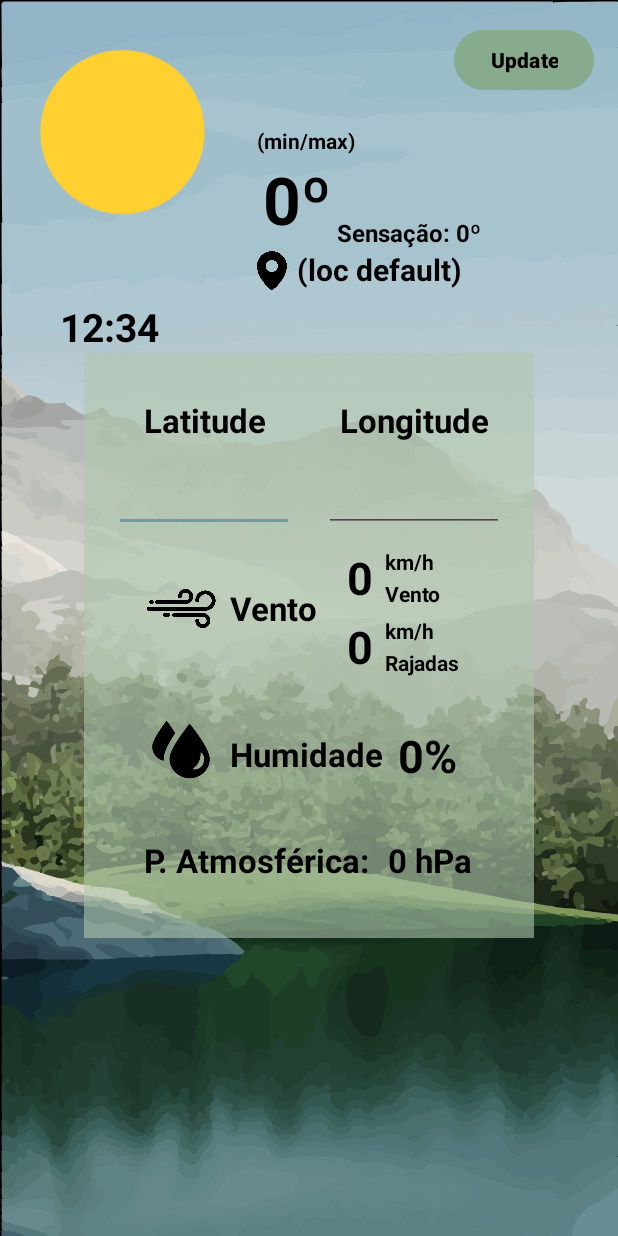
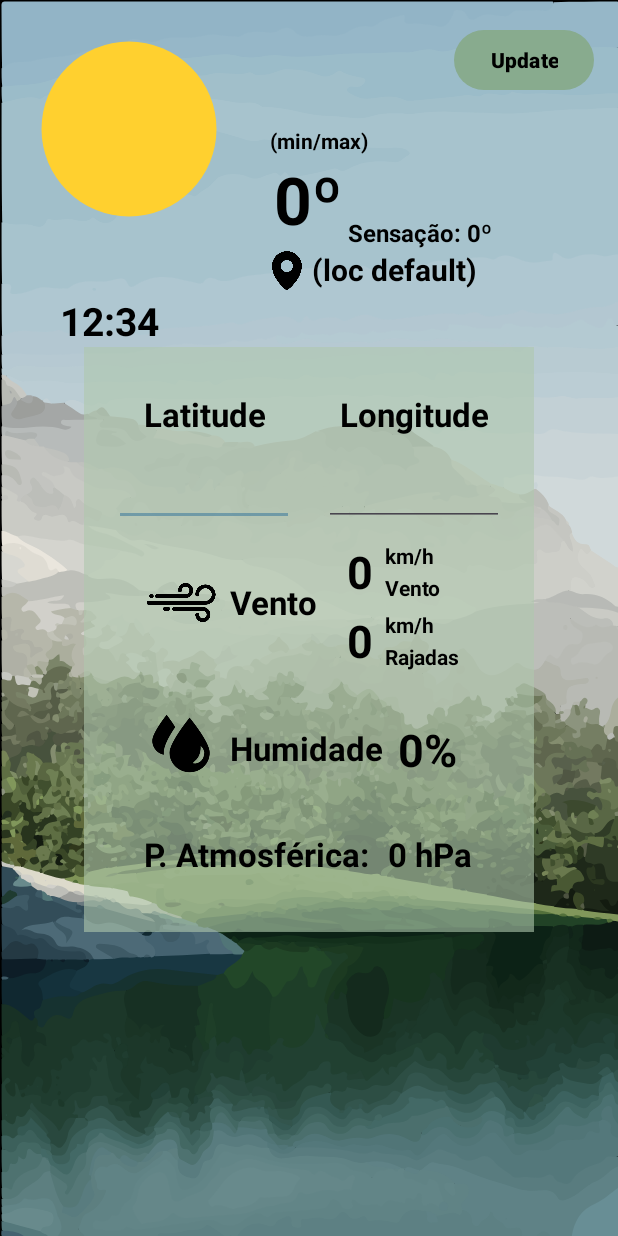
Before and after one commit to EduardoRMarks/ISEL_DAM, an Android app: the screen it shows after launch (MainActivity), on a phone screen of 412 x 824 dp. Run offline under Robolectric (Android 15) with nearby library versions, the phone set to English and light mode, and no system bars.

Commit message:
tutorial 2 v5 (interfaces done)

```diff
--- a/tutorial2_a45977/app/src/main/res/layout-land/activity_main.xml
+++ b/tutorial2_a45977/app/src/main/res/layout-sw600dp/activity_main.xml
@@ -9,43 +9,45 @@
 
     <ImageView
         android:id="@+id/imageView"
-        android:layout_width="131dp"
-        android:layout_height="144dp"
+        android:layout_width="270dp"
+        android:layout_height="270dp"
         android:layout_marginStart="16dp"
-        android:layout_marginBottom="16dp"
-        app:layout_constraintBottom_toBottomOf="parent"
+        android:layout_marginTop="16dp"
         app:layout_constraintStart_toStartOf="parent"
+        app:layout_constraintTop_toTopOf="parent"
         app:srcCompat="@drawable/clear_day" />
 
     <Button
         android:id="@+id/update_location"
-        android:layout_width="wrap_content"
-        android:layout_height="wrap_content"
+        android:layout_width="165dp"
+        android:layout_height="70dp"
         android:layout_marginTop="16dp"
         android:layout_marginEnd="16dp"
         android:text="@string/button"
+        android:textSize="24sp"
         android:textStyle="bold"
         app:layout_constraintEnd_toEndOf="parent"
         app:layout_constraintTop_toTopOf="parent" />
 
     <androidx.constraintlayout.widget.ConstraintLayout
         android:id="@+id/weatherConstraintLayout"
-        android:layout_width="419dp"
-        android:layout_height="292dp"
+        android:layout_width="910dp"
+        android:layout_height="483dp"
+        android:layout_marginTop="75dp"
         app:layout_constraintBottom_toBottomOf="parent"
         app:layout_constraintEnd_toEndOf="parent"
-        app:layout_constraintHorizontal_bias="0.61"
         app:layout_constraintStart_toStartOf="parent"
-        app:layout_constraintTop_toTopOf="parent">
+        app:layout_constraintTop_toBottomOf="@+id/imageView"
+        app:layout_constraintVertical_bias="0.39">
 
         <TextView
             android:id="@+id/longitude_title"
             android:layout_width="wrap_content"
             android:layout_height="wrap_content"
-            android:layout_marginTop="25dp"
-            android:layout_marginEnd="150dp"
+            android:layout_marginTop="16dp"
+            android:layout_marginEnd="68dp"
             android:text="@string/longitude"
-            android:textSize="22sp"
+            android:textSize="55sp"
             android:textStyle="bold"
             app:layout_constraintEnd_toEndOf="parent"
             app:layout_constraintTop_toTopOf="parent" />
@@ -54,21 +56,21 @@
             android:id="@+id/latitude_title"
             android:layout_width="wrap_content"
             android:layout_height="wrap_content"
-            android:layout_marginStart="40dp"
-            android:layout_marginTop="25dp"
+            android:layout_marginStart="88dp"
+            android:layout_marginTop="16dp"
             android:text="@string/latitude"
             android:textAlignment="center"
-            android:textSize="22sp"
+            android:textSize="55sp"
             android:textStyle="bold"
             app:layout_constraintStart_toStartOf="parent"
             app:layout_constraintTop_toTopOf="parent" />
 
         <EditText
             android:id="@+id/latitude"
-            android:layout_width="120dp"
-            android:layout_height="50dp"
-            android:layout_marginStart="20dp"
-            android:layout_marginTop="10dp"
+            android:layout_width="300dp"
+            android:layout_height="70dp"
+            android:layout_marginStart="40dp"
+            android:layout_marginTop="15dp"
             android:ems="10"
             android:inputType="text"
             android:lineSpacingExtra="16sp"
@@ -79,10 +81,10 @@
 
         <EditText
             android:id="@+id/longitude"
-            android:layout_width="120dp"
-            android:layout_height="50dp"
-            android:layout_marginTop="10dp"
-            android:layout_marginEnd="140dp"
+            android:layout_width="300dp"
+            android:layout_height="70dp"
+            android:layout_marginTop="15dp"
+            android:layout_marginEnd="40dp"
             android:ems="10"
             android:inputType="text"
             android:lineSpacingExtra="16sp"
@@ -92,10 +94,10 @@
 
         <ImageView
             android:id="@+id/wind_icon"
-            android:layout_width="49dp"
-            android:layout_height="46dp"
-            android:layout_marginStart="20dp"
-            android:layout_marginTop="24dp"
+            android:layout_width="120dp"
+            android:layout_height="120dp"
+            android:layout_marginStart="60dp"
+            android:layout_marginTop="32dp"
             app:layout_constraintStart_toStartOf="parent"
             app:layout_constraintTop_toBottomOf="@+id/latitude"
             app:srcCompat="@drawable/wind_black" />
@@ -104,10 +106,10 @@
             android:id="@+id/wind_title"
             android:layout_width="wrap_content"
             android:layout_height="wrap_content"
-            android:layout_marginStart="8dp"
-            android:layout_marginTop="36dp"
+            android:layout_marginStart="32dp"
+            android:layout_marginTop="56dp"
             android:text="@string/wind_title"
-            android:textSize="22sp"
+            android:textSize="55sp"
             android:textStyle="bold"
             app:layout_constraintStart_toEndOf="@+id/wind_icon"
             app:layout_constraintTop_toBottomOf="@+id/latitude" />
@@ -116,36 +118,24 @@
             android:id="@+id/wind_value"
             android:layout_width="wrap_content"
             android:layout_height="wrap_content"
-            android:layout_marginStart="20dp"
-            android:layout_marginTop="10dp"
+            android:layout_marginStart="32dp"
             android:text="@string/wind_value_text"
-            android:textSize="30sp"
+            android:textSize="70sp"
             android:textStyle="bold"
             app:layout_constraintStart_toEndOf="@+id/wind_title"
             app:layout_constraintTop_toBottomOf="@+id/longitude" />
-
-        <TextView
-            android:id="@+id/wind_gust_value"
-            android:layout_width="wrap_content"
-            android:layout_height="wrap_content"
-            android:layout_marginStart="20dp"
-            android:layout_marginTop="5dp"
-            android:text="@string/wind_gust_text"
-            android:textSize="30sp"
-            android:textStyle="bold"
-            app:layout_constraintStart_toEndOf="@+id/wind_title"
-            app:layout_constraintTop_toBottomOf="@+id/wind_value" />
 
         <TextView
             android:id="@+id/km_h1"
             android:layout_width="wrap_content"
             android:layout_height="wrap_content"
             android:layout_marginStart="8dp"
-            android:layout_marginTop="10dp"
+            android:layout_marginTop="12dp"
             android:text="@string/km_h"
+            android:textSize="30sp"
             android:textStyle="bold"
             app:layout_constraintEnd_toEndOf="parent"
-            app:layout_constraintHorizontal_bias="0.0"
+            app:layout_constraintHorizontal_bias="0.052"
             app:layout_constraintStart_toEndOf="@+id/wind_value"
             app:layout_constraintTop_toBottomOf="@+id/longitude" />
 
@@ -154,24 +144,38 @@
             android:layout_width="wrap_content"
             android:layout_height="wrap_content"
             android:layout_marginStart="8dp"
-            android:layout_marginTop="2dp"
+            android:layout_marginTop="4dp"
             android:text="@string/wind"
+            android:textSize="30sp"
             android:textStyle="bold"
             app:layout_constraintEnd_toEndOf="parent"
-            app:layout_constraintHorizontal_bias="0.0"
+            app:layout_constraintHorizontal_bias="0.054"
             app:layout_constraintStart_toEndOf="@+id/wind_value"
             app:layout_constraintTop_toBottomOf="@+id/km_h1" />
+
+        <TextView
+            android:id="@+id/wind_gust_value"
+            android:layout_width="wrap_content"
+            android:layout_height="wrap_content"
+            android:layout_marginStart="32dp"
+            android:layout_marginTop="8dp"
+            android:text="@string/wind_gust_text"
+            android:textSize="70sp"
+            android:textStyle="bold"
+            app:layout_constraintStart_toEndOf="@+id/wind_title"
+            app:layout_constraintTop_toBottomOf="@+id/wind_value" />
 
         <TextView
             android:id="@+id/km_h2"
             android:layout_width="wrap_content"
             android:layout_height="wrap_content"
             android:layout_marginStart="8dp"
-            android:layout_marginTop="5dp"
+            android:layout_marginTop="12dp"
             android:text="@string/km_h"
+            android:textSize="30sp"
             android:textStyle="bold"
             app:layout_constraintEnd_toEndOf="parent"
-            app:layout_constraintHorizontal_bias="0.0"
+            app:layout_constraintHorizontal_bias="0.052"
             app:layout_constraintStart_toEndOf="@+id/wind_gust_value"
             app:layout_constraintTop_toBottomOf="@+id/wind" />
 
@@ -180,70 +184,69 @@
             android:layout_width="wrap_content"
             android:layout_height="wrap_content"
             android:layout_marginStart="8dp"
-            android:layout_marginTop="2dp"
+            android:layout_marginTop="4dp"
             android:text="@string/gusts"
+            android:textSize="30sp"
             android:textStyle="bold"
             app:layout_constraintEnd_toEndOf="parent"
-            app:layout_constraintHorizontal_bias="0.0"
+            app:layout_constraintHorizontal_bias="0.064"
             app:layout_constraintStart_toEndOf="@+id/wind_gust_value"
             app:layout_constraintTop_toBottomOf="@+id/km_h2" />
-
-        <ImageView
-            android:id="@+id/humidity_icon"
-            android:layout_width="49dp"
-            android:layout_height="46dp"
-            android:layout_marginTop="104dp"
-            android:layout_marginEnd="52dp"
-            app:layout_constraintEnd_toEndOf="parent"
-            app:layout_constraintTop_toTopOf="parent"
-            app:srcCompat="@drawable/humidity_black" />
 
         <TextView
             android:id="@+id/pressure_title"
             android:layout_width="wrap_content"
             android:layout_height="wrap_content"
-            android:layout_marginStart="24dp"
-            android:layout_marginTop="52dp"
+            android:layout_marginStart="28dp"
+            android:layout_marginTop="92dp"
             android:text="@string/pressure_text"
-            android:textSize="22sp"
+            android:textSize="55sp"
             android:textStyle="bold"
             app:layout_constraintStart_toStartOf="parent"
-            app:layout_constraintTop_toBottomOf="@+id/wind_title" />
+            app:layout_constraintTop_toBottomOf="@+id/humidity_icon" />
 
         <TextView
             android:id="@+id/pressure_value"
             android:layout_width="wrap_content"
             android:layout_height="wrap_content"
-            android:layout_marginStart="4dp"
-            android:layout_marginTop="52dp"
+            android:layout_marginStart="8dp"
+            android:layout_marginTop="92dp"
             android:text="@string/pressure_value"
-            android:textSize="22sp"
+            android:textSize="55sp"
             android:textStyle="bold"
             app:layout_constraintEnd_toEndOf="parent"
-            app:layout_constraintHorizontal_bias="0.026"
+            app:layout_constraintHorizontal_bias="0.016"
             app:layout_constraintStart_toEndOf="@+id/pressure_title"
-            app:layout_constraintTop_toBottomOf="@+id/wind_title" />
+            app:layout_constraintTop_toBottomOf="@+id/humidity_icon" />
 
         <TextView
             android:id="@+id/humidity_title"
             android:layout_width="wrap_content"
             android:layout_height="wrap_content"
-            android:layout_marginTop="8dp"
-            android:layout_marginEnd="25dp"
+            android:layout_marginEnd="40dp"
             android:text="@string/humidity_text"
-            android:textSize="22sp"
+            android:textSize="55sp"
             android:textStyle="bold"
             app:layout_constraintEnd_toEndOf="parent"
             app:layout_constraintTop_toBottomOf="@+id/humidity_icon" />
+
+        <ImageView
+            android:id="@+id/humidity_icon"
+            android:layout_width="100dp"
+            android:layout_height="100dp"
+            android:layout_marginTop="12dp"
+            android:layout_marginEnd="136dp"
+            app:layout_constraintEnd_toEndOf="parent"
+            app:layout_constraintTop_toBottomOf="@+id/longitude"
+            app:srcCompat="@drawable/humidity_black" />
 
         <TextView
             android:id="@+id/humidity_value"
             android:layout_width="wrap_content"
             android:layout_height="wrap_content"
-            android:layout_marginTop="8dp"
-            android:layout_marginEnd="56dp"
+            android:layout_marginEnd="144dp"
             android:text="@string/humidity_value"
-            android:textSize="30sp"
+            android:textSize="70sp"
             android:textStyle="bold"
             app:layout_constraintEnd_toEndOf="parent"
             app:layout_constraintTop_toBottomOf="@+id/humidity_title" />
@@ -253,81 +256,83 @@
         android:id="@+id/temp"
         android:layout_width="wrap_content"
         android:layout_height="wrap_content"
-        android:layout_marginStart="16dp"
         android:text="@string/temp"
         android:textAlignment="center"
-        android:textSize="44sp"
+        android:textSize="120sp"
         android:textStyle="bold"
-        app:layout_constraintStart_toStartOf="parent"
+        app:layout_constraintEnd_toEndOf="parent"
+        app:layout_constraintHorizontal_bias="0.088"
+        app:layout_constraintStart_toEndOf="@+id/imageView"
         app:layout_constraintTop_toBottomOf="@+id/min_max" />
-
-    <TextView
-        android:id="@+id/thermal_sensation_title"
-        android:layout_width="wrap_content"
-        android:layout_height="wrap_content"
-        android:layout_marginStart="8dp"
-        android:layout_marginTop="124dp"
-        android:text="@string/ts_text_title"
-        android:textSize="16sp"
-        android:textStyle="bold"
-        app:layout_constraintStart_toEndOf="@+id/temp"
-        app:layout_constraintTop_toTopOf="parent" />
-
-    <TextView
-        android:id="@+id/min_max"
-        android:layout_width="wrap_content"
-        android:layout_height="wrap_content"
-        android:layout_marginStart="16dp"
-        android:layout_marginTop="16dp"
-        android:text="@string/min_max_text"
-        android:textStyle="bold"
-        app:layout_constraintStart_toStartOf="parent"
-        app:layout_constraintTop_toBottomOf="@+id/time_value" />
-
-    <TextView
-        android:id="@+id/thermal_sensation"
-        android:layout_width="wrap_content"
-        android:layout_height="wrap_content"
-        android:layout_marginStart="6dp"
-        android:layout_marginTop="124dp"
-        android:text="@string/ts_text"
-        android:textSize="16sp"
-        android:textStyle="bold"
-        app:layout_constraintStart_toEndOf="@+id/thermal_sensation_title"
-        app:layout_constraintTop_toTopOf="parent" />
-
-    <TextView
-        android:id="@+id/location"
-        android:layout_width="wrap_content"
-        android:layout_height="wrap_content"
-        android:layout_marginStart="8dp"
-        android:layout_marginTop="8dp"
-        android:text="@string/loc_text"
-        android:textSize="20sp"
-        android:textStyle="bold"
-        app:layout_constraintStart_toEndOf="@+id/location_icon"
-        app:layout_constraintTop_toBottomOf="@+id/temp" />
 
     <ImageView
         android:id="@+id/location_icon"
-        android:layout_width="22dp"
-        android:layout_height="29dp"
-        android:layout_marginStart="16dp"
+        android:layout_width="65dp"
+        android:layout_height="65dp"
+        android:layout_marginStart="332dp"
         android:layout_marginTop="8dp"
         app:layout_constraintStart_toStartOf="parent"
         app:layout_constraintTop_toBottomOf="@+id/temp"
         app:srcCompat="@drawable/location_black" />
 
     <TextView
+        android:id="@+id/location"
+        android:layout_width="wrap_content"
+        android:layout_height="wrap_content"
+        android:layout_marginStart="12dp"
+        android:layout_marginTop="8dp"
+        android:text="@string/loc_text"
+        android:textSize="47sp"
+        android:textStyle="bold"
+        app:layout_constraintStart_toEndOf="@+id/location_icon"
+        app:layout_constraintTop_toBottomOf="@+id/temp" />
+
+    <TextView
+        android:id="@+id/min_max"
+        android:layout_width="wrap_content"
+        android:layout_height="wrap_content"
+        android:layout_marginStart="52dp"
+        android:layout_marginTop="20dp"
+        android:text="@string/min_max_text"
+        android:textSize="30sp"
+        android:textStyle="bold"
+        app:layout_constraintStart_toEndOf="@+id/imageView"
+        app:layout_constraintTop_toTopOf="parent" />
+
+    <TextView
+        android:id="@+id/thermal_sensation_title"
+        android:layout_width="wrap_content"
+        android:layout_height="wrap_content"
+        android:layout_marginStart="12dp"
+        android:layout_marginTop="168dp"
+        android:text="@string/ts_text_title"
+        android:textSize="40sp"
+        android:textStyle="bold"
+        app:layout_constraintStart_toEndOf="@+id/temp"
+        app:layout_constraintTop_toTopOf="parent" />
+
+    <TextView
+        android:id="@+id/thermal_sensation"
+        android:layout_width="wrap_content"
+        android:layout_height="wrap_content"
+        android:layout_marginStart="16dp"
+        android:layout_marginTop="168dp"
+        android:text="@string/ts_text"
+        android:textSize="40sp"
+        android:textStyle="bold"
+        app:layout_constraintStart_toEndOf="@+id/thermal_sensation_title"
+        app:layout_constraintTop_toTopOf="parent" />
+
+    <TextView
         android:id="@+id/time_value"
         android:layout_width="wrap_content"
         android:layout_height="wrap_content"
-        android:layout_marginStart="16dp"
-        android:layout_marginTop="16dp"
+        android:layout_marginStart="188dp"
+        android:layout_marginBottom="4dp"
         android:text="@string/time_value"
-        android:textSize="26sp"
+        android:textSize="62sp"
         android:textStyle="bold"
-        app:layout_constraintStart_toStartOf="parent"
-        app:layout_constraintTop_toTopOf="parent" />
+        app:layout_constraintBottom_toTopOf="@+id/weatherConstraintLayout"
+        app:layout_constraintStart_toStartOf="parent" />
 
 </androidx.constraintlayout.widget.ConstraintLayout>
--- a/tutorial2_a45977/app/src/main/res/layout/activity_main.xml
+++ b/tutorial2_a45977/app/src/main/res/layout/activity_main.xml
@@ -9,8 +9,8 @@
 
     <ImageView
         android:id="@+id/imageView"
-        android:layout_width="131dp"
-        android:layout_height="144dp"
+        android:layout_width="140dp"
+        android:layout_height="140dp"
         android:layout_marginStart="16dp"
         android:layout_marginTop="16dp"
         app:layout_constraintStart_toStartOf="parent"
@@ -269,7 +269,7 @@
         android:id="@+id/location_icon"
         android:layout_width="22dp"
         android:layout_height="29dp"
-        android:layout_marginStart="170dp"
+        android:layout_marginStart="180dp"
         android:layout_marginTop="4dp"
         app:layout_constraintStart_toStartOf="parent"
         app:layout_constraintTop_toBottomOf="@+id/temp"
```
